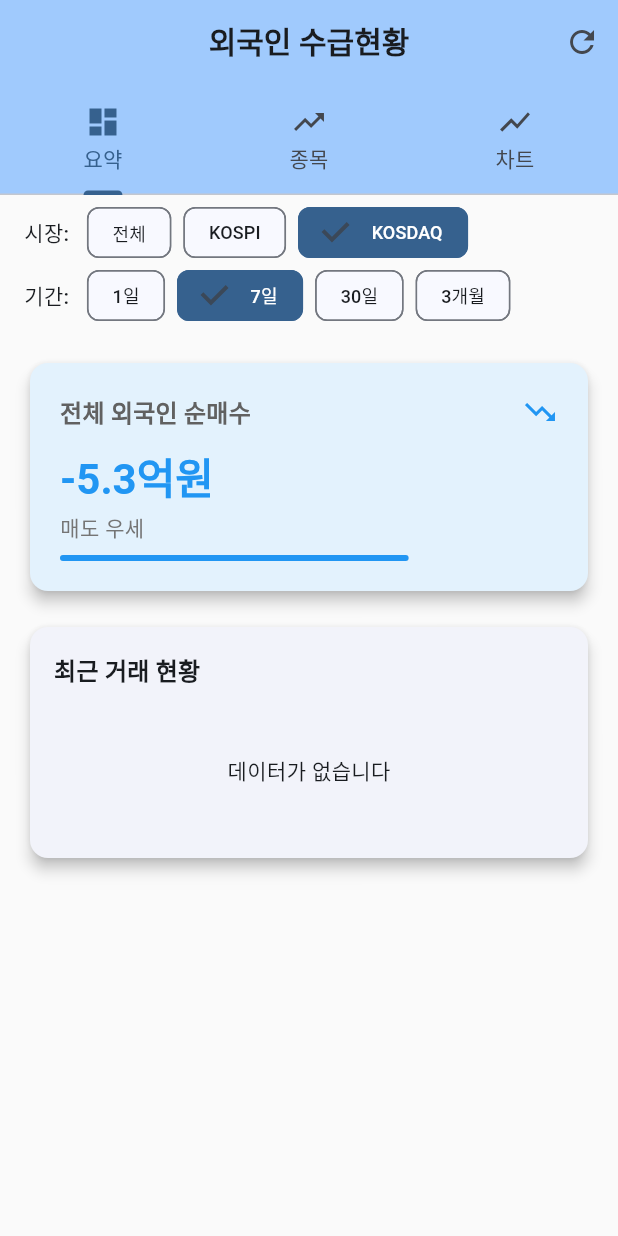
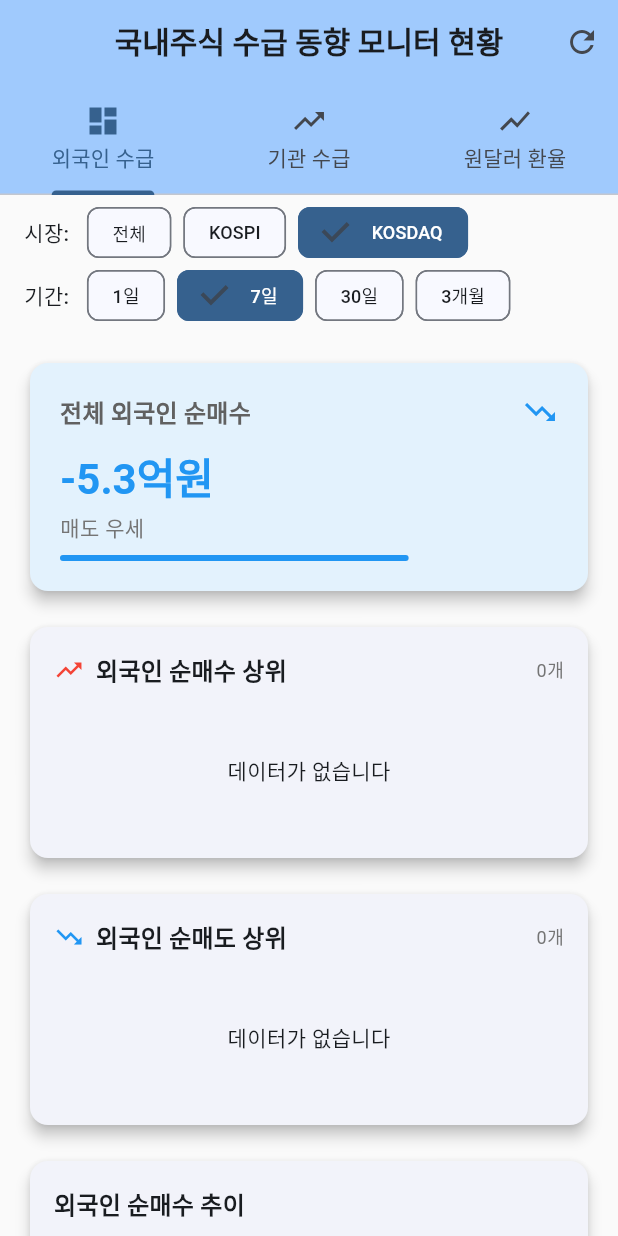
Before and after one commit to Hayoon-father/asset_manager, a Flutter app: the screen it shows after launch, after a tap on "KOSPI", after a tap on "KOSDAQ", on a phone screen of 412 x 824 dp. Run offline on Flutter 3.47's test engine with Material 3 defaults, Android fonts, the phone set to English and light mode, and no system bars; our stand-ins replace supabase_flutter; accounts and stored records are empty.

Commit message:
Restructure main UI layout and update titles
- Change main title from "외국인 수급현황" to "국내주식 수급 동향 모니터 현황"
- Rename "요약" tab to "외국인 수급"
- Move "종목" and "차트" tab contents to main "외국인 수급" screen
- Rename "종목" tab to "기관 수급" with placeholder content
- Rename "차트" tab to "원달러 환율" with placeholder content
- Consolidate all foreign investor data into single comprehensive view

🤖 Generated with [Claude Code](https://claude.ai/code)

Co-Authored-By: Claude <noreply@anthropic.com>

```diff
--- a/lib/main.dart
+++ b/lib/main.dart
@@ -23,7 +23,7 @@ class MyApp extends StatelessWidget {
         ChangeNotifierProvider(create: (_) => ForeignInvestorProvider()),
       ],
       child: MaterialApp(
-        title: '외국인 수급현황',
+        title: '국내주식 수급 동향 모니터 현황',
         theme: ThemeData(
           colorScheme: ColorScheme.fromSeed(
             seedColor: Colors.blue,
--- a/lib/screens/home_screen.dart
+++ b/lib/screens/home_screen.dart
@@ -35,7 +35,7 @@ class _HomeScreenState extends State<HomeScreen>
       backgroundColor: Colors.grey[50],
       appBar: AppBar(
         title: const Text(
-          '외국인 수급현황',
+          '국내주식 수급 동향 모니터 현황',
           style: TextStyle(
             fontWeight: FontWeight.bold,
             fontSize: 20,
@@ -65,9 +65,9 @@ class _HomeScreenState extends State<HomeScreen>
         bottom: TabBar(
           controller: _tabController,
           tabs: const [
-            Tab(text: '요약', icon: Icon(Icons.dashboard)),
-            Tab(text: '종목', icon: Icon(Icons.trending_up)),
-            Tab(text: '차트', icon: Icon(Icons.show_chart)),
+            Tab(text: '외국인 수급', icon: Icon(Icons.dashboard)),
+            Tab(text: '기관 수급', icon: Icon(Icons.trending_up)),
+            Tab(text: '원달러 환율', icon: Icon(Icons.show_chart)),
           ],
         ),
       ),
@@ -151,6 +151,32 @@ class _HomeScreenState extends State<HomeScreen>
             const SizedBox(height: 16),
           ],
 
+          // 외국인 순매수 상위
+          TopStocksList(
+            title: '외국인 순매수 상위',
+            stocks: provider.topBuyStocks,
+            isPositive: true,
+          ),
+
+          const SizedBox(height: 16),
+
+          // 외국인 순매도 상위
+          TopStocksList(
+            title: '외국인 순매도 상위',
+            stocks: provider.topSellStocks,
+            isPositive: false,
+          ),
+
+          const SizedBox(height: 16),
+
+          // 일별 트렌드 차트
+          DailyTrendChart(
+            summaryData: provider.dailySummary,
+            selectedMarket: provider.selectedMarket,
+          ),
+
+          const SizedBox(height: 16),
+
           // 최근 데이터 리스트
           Card(
             child: Padding(
@@ -186,42 +212,31 @@ class _HomeScreenState extends State<HomeScreen>
   }
 
   Widget _buildStocksTab(ForeignInvestorProvider provider) {
-    return RefreshIndicator(
-      onRefresh: provider.refresh,
-      child: ListView(
-        padding: const EdgeInsets.all(16),
-        children: [
-          // 외국인 순매수 상위
-          TopStocksList(
-            title: '외국인 순매수 상위',
-            stocks: provider.topBuyStocks,
-            isPositive: true,
+    return const Center(
+      child: Padding(
+        padding: EdgeInsets.all(32),
+        child: Text(
+          '기관 수급 데이터를 준비 중입니다...',
+          style: TextStyle(
+            fontSize: 16,
+            color: Colors.grey,
           ),
-
-          const SizedBox(height: 16),
-
-          // 외국인 순매도 상위
-          TopStocksList(
-            title: '외국인 순매도 상위',
-            stocks: provider.topSellStocks,
-            isPositive: false,
-          ),
-        ],
+        ),
       ),
     );
   }
 
   Widget _buildChartTab(ForeignInvestorProvider provider) {
-    return RefreshIndicator(
-      onRefresh: provider.refresh,
-      child: ListView(
-        padding: const EdgeInsets.all(16),
-        children: [
-          DailyTrendChart(
-            summaryData: provider.dailySummary,
-            selectedMarket: provider.selectedMarket,
+    return const Center(
+      child: Padding(
+        padding: EdgeInsets.all(32),
+        child: Text(
+          '원달러 환율 데이터를 준비 중입니다...',
+          style: TextStyle(
+            fontSize: 16,
+            color: Colors.grey,
           ),
-        ],
+        ),
       ),
     );
   }
```
